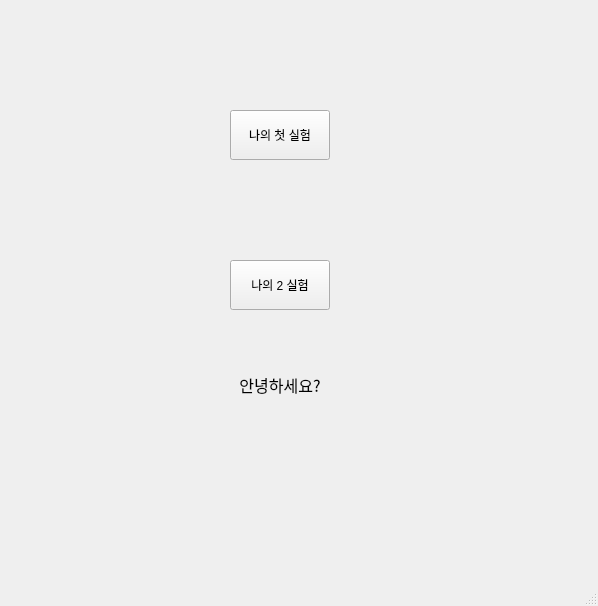
First picture: the form in ui/test.ui, repository atom6736/guiTest02-20240329me, before the edit.
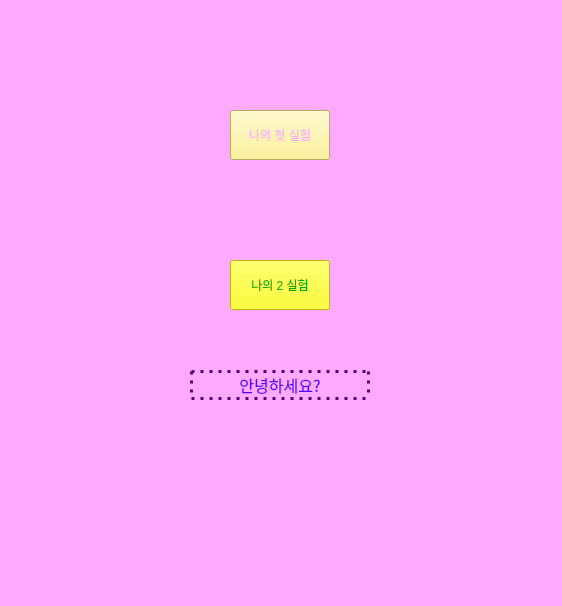
Second picture: the form after the edit.

Commit message: ui 수정 색상등 추가 편집

The edit to the form file:
```diff
--- a/ui/test.ui
+++ b/ui/test.ui
@@ -6,13 +6,17 @@
    <rect>
     <x>0</x>
     <y>0</y>
-    <width>598</width>
+    <width>562</width>
     <height>606</height>
    </rect>
   </property>
   <property name="windowTitle">
    <string>MainWindow</string>
   </property>
+  <property name="styleSheet">
+   <string notr="true">color: rgb(255, 170, 255);
+background-color: rgb(255, 170, 255);</string>
+  </property>
   <widget class="QWidget" name="centralwidget">
    <widget class="QPushButton" name="button1">
     <property name="geometry">
@@ -23,6 +27,10 @@
       <height>50</height>
      </rect>
     </property>
+    <property name="styleSheet">
+     <string notr="true">background-color: rgb(255, 240, 126);
+border-color: 2px solid rgb(85, 0, 255);</string>
+    </property>
     <property name="text">
      <string>나의 첫 실험</string>
     </property>
@@ -36,6 +44,11 @@
       <height>50</height>
      </rect>
     </property>
+    <property name="styleSheet">
+     <string notr="true">color: rgb(0, 170, 0);
+background-color: rgb(255, 255, 0);
+border 5px solid rgb(255, 85, 127);</string>
+    </property>
     <property name="text">
      <string>나의 2 실험</string>
     </property>
@@ -55,6 +68,10 @@
       <pointsize>12</pointsize>
      </font>
     </property>
+    <property name="styleSheet">
+     <string notr="true">color: rgb(85, 0, 255);
+border: 3px dotted rgb(85, 0, 127);</string>
+    </property>
     <property name="text">
      <string>안녕하세요?</string>
     </property>
```
Left out of the diff: 2 changed lines with no effect on the pictures. The commit also changes 3 other files.
